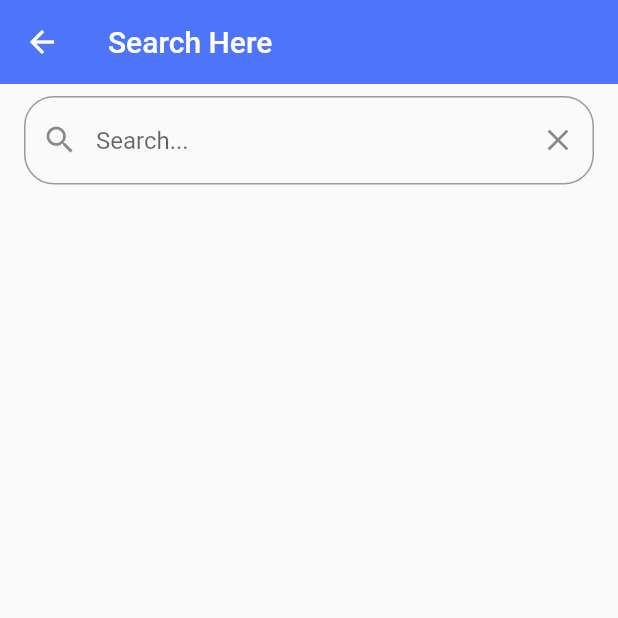
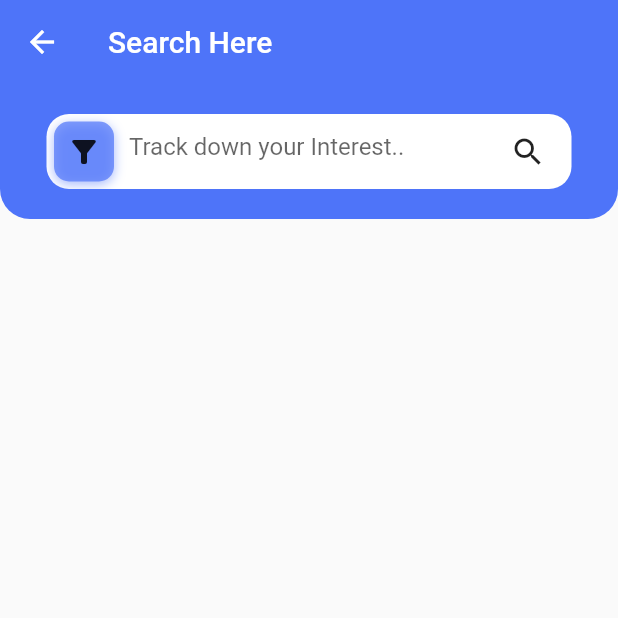
Before and after one commit to TheScriptRailoth/SHIKSHA.TECH, a Flutter app: the SearchScreen screen opened directly, on a phone screen of 412 x 824 dp, the top half of it. Run offline on Flutter 3.47's test engine with Material 2 defaults, Android fonts, the phone set to English and light mode, and no system bars; our stand-ins replace card_swiper, chewie, flutter_form_builder, flutter_rating_bar, flutter_svg, google_nav_bar and 2 more; network calls fail.

Commit message:
Updated Search Screen UI

```diff
--- a/lib/widgets/seach_screen_widget.dart
+++ b/lib/widgets/seach_screen_widget.dart
@@ -27,25 +27,83 @@ class _SearchScreen extends State<SearchScreen> {
       ),
       body: Column(
         children: [
-          Padding(
-              padding: const EdgeInsets.all(8.0),
+          Stack(
+            alignment: Alignment.topCenter,
+            children: [
+              Container(
+                height: 90,
+                width: MediaQuery.sizeOf(context).width,
+                decoration: BoxDecoration(
+                  color:Color(0xFF4E74F9),
+                  borderRadius: BorderRadius.only(
+                      bottomLeft: Radius.circular(20),
+                      bottomRight: Radius.circular(20)
+                  ),
+                ),
+              ),
+              Column(
+                  crossAxisAlignment: CrossAxisAlignment.start,
+                  children: [
+                    SizedBox(height: 20,),
+                    GestureDetector(
+                      onTap: (){
+                      },
                       child: Container(
-                // Add padding around the search bar
-                padding: const EdgeInsets.symmetric(horizontal: 8.0),
-                // Use a Material design search bar
-                child: TextField(
+                        width: 350,
+                        height: 50,
+                        alignment: Alignment.center,
+                        padding: const EdgeInsets.all(5.0),
+                        decoration: BoxDecoration(
+                            color: Colors.white,
+                            borderRadius: BorderRadius.circular(15.0)),
+                        child: Row(
+                          mainAxisAlignment: MainAxisAlignment.spaceBetween,
+                          crossAxisAlignment: CrossAxisAlignment.center,
+                          children: [
+                            Container(
+                              height: 40.0,
+                              width: 40.0,
+                              alignment: Alignment.center,
+                              decoration: BoxDecoration(
+                                color: Color(0xFF4E74F9).withOpacity(0.7),
+                                borderRadius: BorderRadius.circular(10.0),
+                                boxShadow: [
+                                  BoxShadow(
+                                    color: Color(0xFF4E74F9).withOpacity(0.5),
+                                    spreadRadius: 0.0,
+                                    blurRadius: 6.0,
+                                    offset: Offset(0, 2),
+                                  )
+                                ],
+                              ),
+                              child: Container(
+                                  child: Icon(Icons.filter_alt)
+                              ),
+                            ),
+                            Flexible(
+                              child: Padding(
+                                padding: const EdgeInsets.only(left: 10,top: 5),
+                                child: Container(
+                                  width: 250,
+                                  height: 38,
+                                  alignment: Alignment.topCenter,
+                                  child: Padding(
+                                    padding: const EdgeInsets.only(bottom: 4, top: 10),
+                                    child: TextFormField(
                                       controller: _searchController,
                                       decoration: InputDecoration(
-                    hintText: 'Search...',
-                    // Add a clear button to the search bar
-                    suffixIcon: IconButton(
-                      icon: Icon(Icons.clear),
-                      onPressed: () => _searchController.clear(),
+                                        hintText: 'Track down your Interest..',
+                                        border: InputBorder.none, // Remove the underline
                                       ),
-                    // Add a search icon or button to the search bar
-                    prefixIcon: IconButton(
+                                    ),
+                                  ),
+                                ),
+                              ),
+                            ),
+                            SizedBox(width: 10.0),
+                            IconButton(
                                   icon: Icon(Icons.search),
-                      onPressed: () {
+                                  onPressed: (){
                                     String searchValue = _searchController.value.text.toString();
                                   print(searchValue);
                                   // Future<void> fetchData() async {
@@ -97,20 +155,27 @@ class _SearchScreen extends State<SearchScreen> {
                                   // }
 
                                   Future<void> fetchData() async {
-                          final url1 = Uri.parse('https://bbe5-49-43-41-199.ngrok-free.app/predict?title=' + searchValue);
-                          final url2 = Uri.parse('https://bbe5-49-43-41-199.ngrok-free.app/predictImg?title='+searchValue); // Replace with the actual URL for the second API
+                                    final url1 = Uri.parse(
+                                        'https://bbe5-49-43-41-199.ngrok-free.app/predict?title=' +
+                                            searchValue);
+                                    final url2 = Uri.parse(
+                                        'https://bbe5-49-43-41-199.ngrok-free.app/predictImg?title=' +
+                                            searchValue); // Replace with the actual URL for the second API
                                     //final url3 = Uri.parse('https://bbe5-49-43-41-199.ngrok-free.app/predictRating?title='+searchValue); // Replace with the actual URL for the second API
 
                                     final response1 = await http.get(url1);
                                     final response2 = await http.get(url2);
                                     //final response3 = await http.get(url3);
 
-                          if (response1.statusCode == 200 && response2.statusCode == 200) {
+                                    if (response1.statusCode == 200 &&
+                                        response2.statusCode == 200) {
                                       final responseBody1 = await response1.body;
                                       final responseBody2 = await response2.body;
                                       //final responseBody3 = await response3.body;
-                            final parsedResponse1 = json.decode(responseBody1);
-                            final parsedResponse2 = json.decode(responseBody2);
+                                      final parsedResponse1 =
+                                          json.decode(responseBody1);
+                                      final parsedResponse2 =
+                                          json.decode(responseBody2);
                                       //final parsedResponse3 = json.decode(responseBody3);
 
                                       print('API Response 1: $parsedResponse1');
@@ -120,18 +185,27 @@ class _SearchScreen extends State<SearchScreen> {
                                       setState(() {
                                         searchResults.clear();
 
-                              if (parsedResponse1 is List<dynamic> && parsedResponse2 is List<dynamic>) {
-                                for (int i = 0; i < parsedResponse1.length && i < parsedResponse2.length; i++) {
-                                  if (parsedResponse1[i] is String && parsedResponse2[i] is String) {
-                                    searchResults.add(Course(title: parsedResponse1[i], imageUrl: parsedResponse2[i]));
+                                        if (parsedResponse1 is List<dynamic> &&
+                                            parsedResponse2 is List<dynamic>) {
+                                          for (int i = 0;
+                                              i < parsedResponse1.length &&
+                                                  i < parsedResponse2.length;
+                                              i++) {
+                                            if (parsedResponse1[i] is String &&
+                                                parsedResponse2[i] is String) {
+                                              searchResults.add(Course(
+                                                  title: parsedResponse1[i],
+                                                  imageUrl: parsedResponse2[i]));
                                             }
                                           }
                                         }
                                       });
                                     } else {
-                            print('Request failed with status: ${response1.statusCode} or ${response2.statusCode}');
+                                      print(
+                                          'Request failed with status: ${response1.statusCode} or ${response2.statusCode}');
                                     }
                                   }
+
                                   fetchData();
                                   //Navigator.push(
                                   // context,
@@ -143,15 +217,15 @@ class _SearchScreen extends State<SearchScreen> {
                                   // ),
                                   //);
                                 },
-                    ),
-                    border: OutlineInputBorder(
-                      borderRadius: BorderRadius.circular(20.0),
+                            ), ],
+
                     ),
                   ),
                 ),
-              )
+              ]),
+            ],
+          ),
 
-          ),
           Expanded(
             child: buildSearchResults(), // Call it like this
           ),
```
Lines whose indentation alone changed are shown as unchanged.
